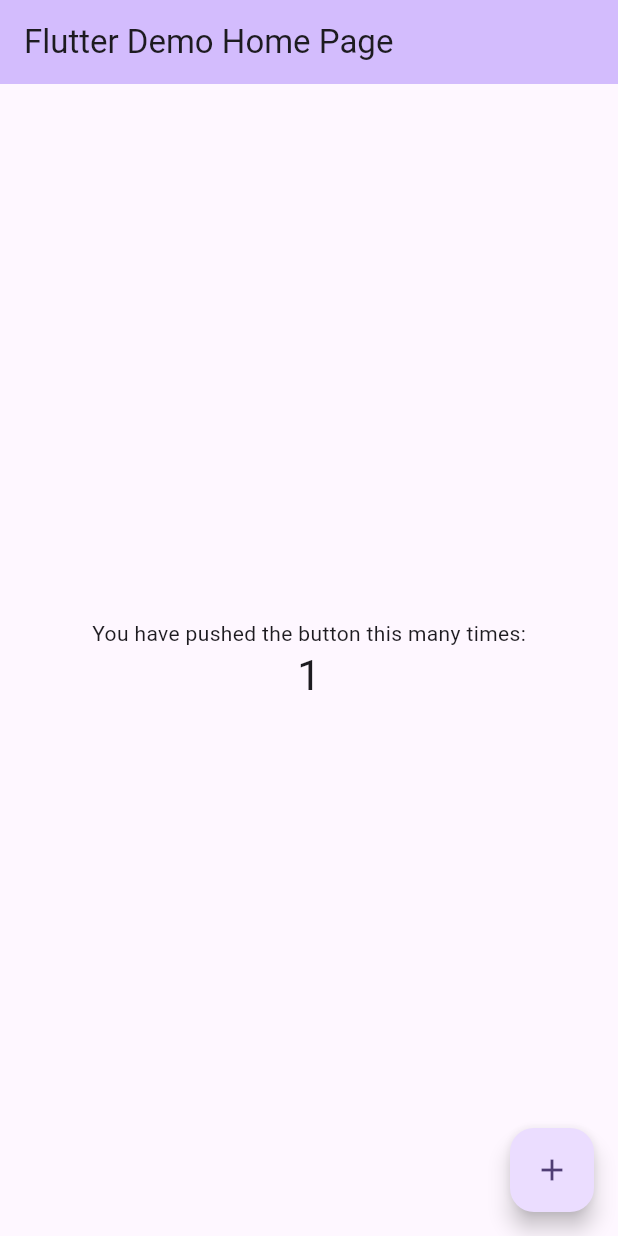
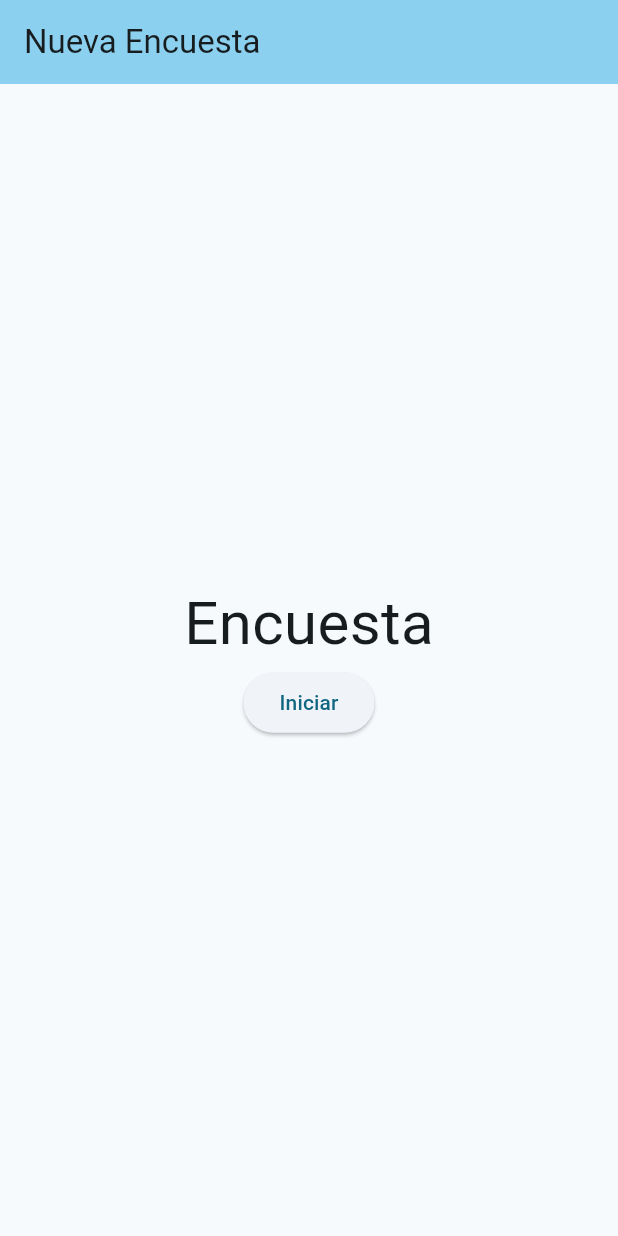
Before and after one commit to MHAF11/Encuestas, a Flutter app: the screen it shows after launch, after a tap on the "add" icon, on a phone screen of 412 x 824 dp. Run offline on Flutter 3.47's test engine with Material 3 defaults, Android fonts, the phone set to English and light mode, and no system bars.

Commit message:
aplicacion completa

```diff
--- /dev/null
+++ b/encuestas/lib/dashboard.dart
@@ -0,0 +1,19 @@
+import 'package:flutter/material.dart';
+
+class DashboardPage extends StatelessWidget {
+  const DashboardPage({super.key});
+
+  @override
+  Widget build(BuildContext context) {
+    return Center(
+      child: Column(
+          mainAxisAlignment: MainAxisAlignment.center,
+          children: <Widget>[
+            const Text(
+              'Dashboard',
+              style: TextStyle(fontSize: 40),
+            ),
+          ]),
+    );
+  }
+}
--- /dev/null
+++ b/encuestas/lib/home.dart
@@ -0,0 +1,66 @@
+import 'package:encuestas/dashboard.dart';
+import 'package:encuestas/questionsa.dart';
+import 'package:encuestas/questionsb.dart';
+import 'package:encuestas/summary.dart';
+import 'package:encuestas/survey.dart';
+import 'package:flutter/material.dart';
+
+class HomePage extends StatefulWidget {
+  const HomePage({super.key});
+
+  @override
+  State<HomePage> createState() => _HomePageState();
+}
+
+class _HomePageState extends State<HomePage> {
+  int _selectedIndex = 0;
+  String _title = _titles[0];
+
+  late List<Widget> _pages;
+
+  @override
+  void initState() {
+    super.initState();
+
+    _pages = [
+      DashboardPage(),
+      SurveyPage(onPageChange: _pageChange),
+      QuestionsaPage(onPageChange: _pageChange),
+      QuestionsbPage(onPageChange: _pageChange),
+      SummaryPage(onPageChange: _pageChange),
+    ];
+  }
+
+  static const List<String> _titles = <String>[
+    'Inicio',
+    'Nueva Encuesta',
+    'Preguntas',
+    'Preguntas (cont)',
+    'Resumen',
+  ];
+
+  void _pageChange(int index) {
+    setState(() {
+      _selectedIndex = index;
+      _title = _titles[index];
+    });
+  }
+
+  @override
+  Widget build(BuildContext context) {
+    return Scaffold(
+      appBar: AppBar(
+        backgroundColor: Theme.of(context).colorScheme.inversePrimary,
+        title: Text(_title),
+      ),
+      body: _pages.elementAt(_selectedIndex),
+      floatingActionButton: _selectedIndex == 0
+          ? FloatingActionButton(
+              onPressed: () => _pageChange(1),
+              tooltip: 'Nueva Encuesta',
+              child: const Icon(Icons.add),
+            )
+          : null,
+    );
+  }
+}
--- a/encuestas/lib/main.dart
+++ b/encuestas/lib/main.dart
@@ -1,125 +1,24 @@
 import 'package:flutter/material.dart';
+import 'home.dart';
 
 void main() {
-  runApp(const MyApp());
+  runApp(const Surveys());
 }
 
-class MyApp extends StatelessWidget {
-  const MyApp({super.key});
+class Surveys extends StatelessWidget {
+  const Surveys({super.key});
 
   // This widget is the root of your application.
   @override
   Widget build(BuildContext context) {
     return MaterialApp(
-      title: 'Flutter Demo',
+      title: 'Encuesta',
+      debugShowCheckedModeBanner: false,
       theme: ThemeData(
-        // This is the theme of your application.
-        //
-        // TRY THIS: Try running your application with "flutter run". You'll see
-        // the application has a purple toolbar. Then, without quitting the app,
-        // try changing the seedColor in the colorScheme below to Colors.green
-        // and then invoke "hot reload" (save your changes or press the "hot
-        // reload" button in a Flutter-supported IDE, or press "r" if you used
-        // the command line to start the app).
-        //
-        // Notice that the counter didn't reset back to zero; the application
-        // state is not lost during the reload. To reset the state, use hot
-        // restart instead.
-        //
-        // This works for code too, not just values: Most code changes can be
-        // tested with just a hot reload.
-        colorScheme: ColorScheme.fromSeed(seedColor: Colors.deepPurple),
+        colorScheme: ColorScheme.fromSeed(seedColor: Colors.blueGrey),
         useMaterial3: true,
       ),
-      home: const MyHomePage(title: 'Flutter Demo Home Page'),
+      home: const HomePage(),
     );
   }
 }
-
-class MyHomePage extends StatefulWidget {
-  const MyHomePage({super.key, required this.title});
-
-  // This widget is the home page of your application. It is stateful, meaning
-  // that it has a State object (defined below) that contains fields that affect
-  // how it looks.
-
-  // This class is the configuration for the state. It holds the values (in this
-  // case the title) provided by the parent (in this case the App widget) and
-  // used by the build method of the State. Fields in a Widget subclass are
-  // always marked "final".
-
-  final String title;
-
-  @override
-  State<MyHomePage> createState() => _MyHomePageState();
-}
-
-class _MyHomePageState extends State<MyHomePage> {
-  int _counter = 0;
-
-  void _incrementCounter() {
-    setState(() {
-      // This call to setState tells the Flutter framework that something has
-      // changed in this State, which causes it to rerun the build method below
-      // so that the display can reflect the updated values. If we changed
-      // _counter without calling setState(), then the build method would not be
-      // called again, and so nothing would appear to happen.
-      _counter++;
-    });
-  }
-
-  @override
-  Widget build(BuildContext context) {
-    // This method is rerun every time setState is called, for instance as done
-    // by the _incrementCounter method above.
-    //
-    // The Flutter framework has been optimized to make rerunning build methods
-    // fast, so that you can just rebuild anything that needs updating rather
-    // than having to individually change instances of widgets.
-    return Scaffold(
-      appBar: AppBar(
-        // TRY THIS: Try changing the color here to a specific color (to
-        // Colors.amber, perhaps?) and trigger a hot reload to see the AppBar
-        // change color while the other colors stay the same.
-        backgroundColor: Theme.of(context).colorScheme.inversePrimary,
-        // Here we take the value from the MyHomePage object that was created by
-        // the App.build method, and use it to set our appbar title.
-        title: Text(widget.title),
-      ),
-      body: Center(
-        // Center is a layout widget. It takes a single child and positions it
-        // in the middle of the parent.
-        child: Column(
-          // Column is also a layout widget. It takes a list of children and
-          // arranges them vertically. By default, it sizes itself to fit its
-          // children horizontally, and tries to be as tall as its parent.
-          //
-          // Column has various properties to control how it sizes itself and
-          // how it positions its children. Here we use mainAxisAlignment to
-          // center the children vertically; the main axis here is the vertical
-          // axis because Columns are vertical (the cross axis would be
-          // horizontal).
-          //
-          // TRY THIS: Invoke "debug painting" (choose the "Toggle Debug Paint"
-          // action in the IDE, or press "p" in the console), to see the
-          // wireframe for each widget.
-          mainAxisAlignment: MainAxisAlignment.center,
-          children: <Widget>[
-            const Text(
-              'You have pushed the button this many times:',
-            ),
-            Text(
-              '$_counter',
-              style: Theme.of(context).textTheme.headlineMedium,
-            ),
-          ],
-        ),
-      ),
-      floatingActionButton: FloatingActionButton(
-        onPressed: _incrementCounter,
-        tooltip: 'Increment',
-        child: const Icon(Icons.add),
-      ), // This trailing comma makes auto-formatting nicer for build methods.
-    );
-  }
-}
--- /dev/null
+++ b/encuestas/lib/survey.dart
@@ -0,0 +1,24 @@
+import 'package:flutter/material.dart';
+
+class SurveyPage extends StatelessWidget {
+  final Function(int) onPageChange;
+
+  const SurveyPage({super.key, required this.onPageChange});
+
+  @override
+  Widget build(BuildContext context) {
+    return Center(
+      child: Column(
+        mainAxisAlignment: MainAxisAlignment.center,
+        children: <Widget>[
+          const Text(
+            'Encuesta',
+            style: TextStyle(fontSize: 40),
+          ),
+          ElevatedButton(
+              onPressed: () => onPageChange(2), child: Text('Iniciar'))
+        ],
+      ),
+    );
+  }
+}
```
Also changed, not shown: encuestas/lib/questionsa.dart (added, +94 -0 lines), encuestas/lib/questionsb.dart (added, +23 -0 lines), encuestas/lib/summary.dart (added, +23 -0 lines).
